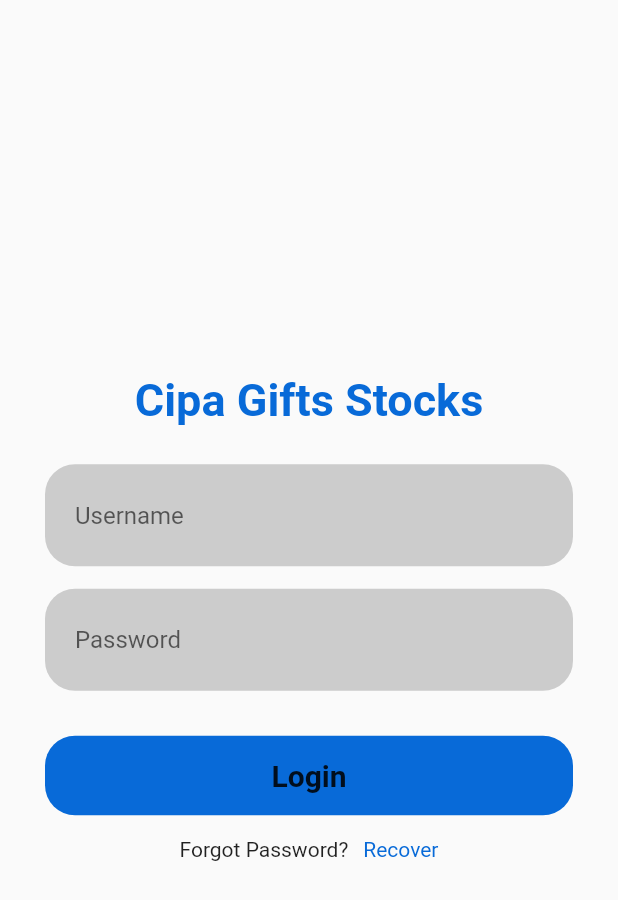
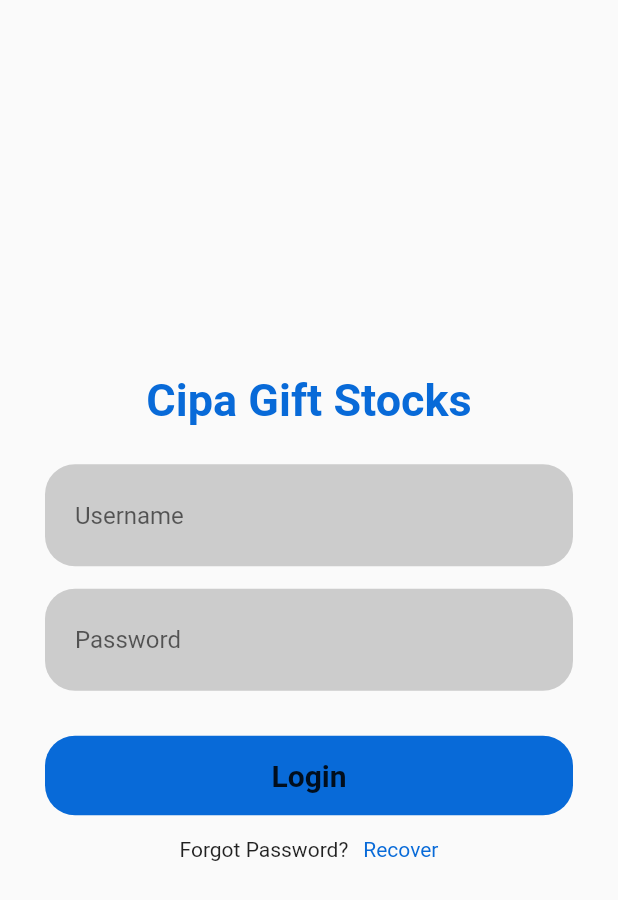
Before and after one commit to Tejiri/Cipa-Gifts, a Flutter app: the screen it shows after launch, on a phone screen of 412 x 824 dp. Shown: the top 900 px of the screen. Run offline on Flutter 3.47's test engine with Material 2 defaults, Android fonts, the light colour scheme and no system bars; our stand-ins replace cloud_firestore, firebase_auth, firebase_core, firebase_storage, fl_chart, flutter_datetime_picker and 7 more; missing offline and left inert: dart:ffi, flashlight, qr_code_scanner, sweetalert, syncfusion_flutter_pdf; accounts and stored records are empty.

Commit message:
latest update

```diff
--- a/lib/screens/login.dart
+++ b/lib/screens/login.dart
@@ -29,7 +29,7 @@ class _LoginPageState extends State<LoginPage> {
               children: [
                 //Padding(padding: EdgeInsets.only(top: 150)),
                 Text(
-                  "Cipa Gifts Stocks",
+                  "Cipa Gift Stocks",
                   textAlign: TextAlign.center,
                   style: TextStyle(
                       color: HexColor("#086ad8"),
```
Also changed, not shown: lib/screens/searchproduct.dart (+5 -5 lines), lib/main.dart (renamed from lib/screens/main.dart), 7 other files.
